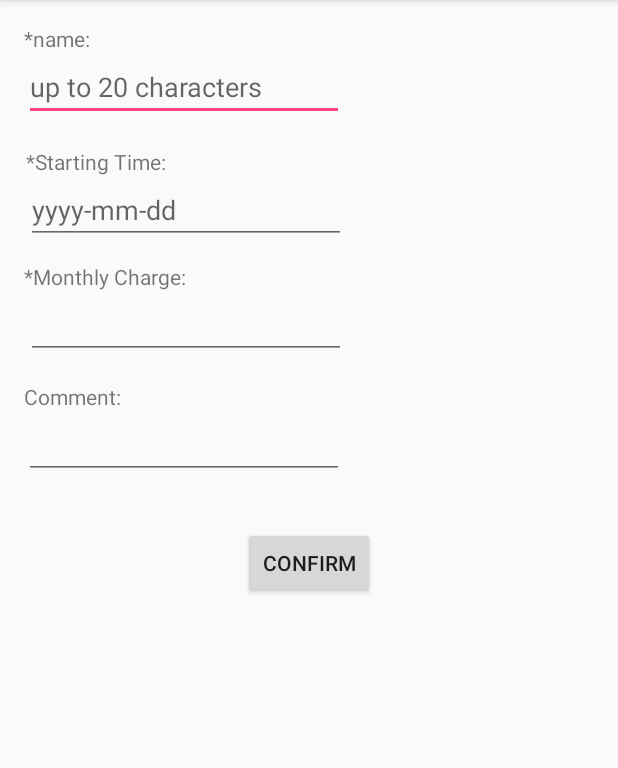
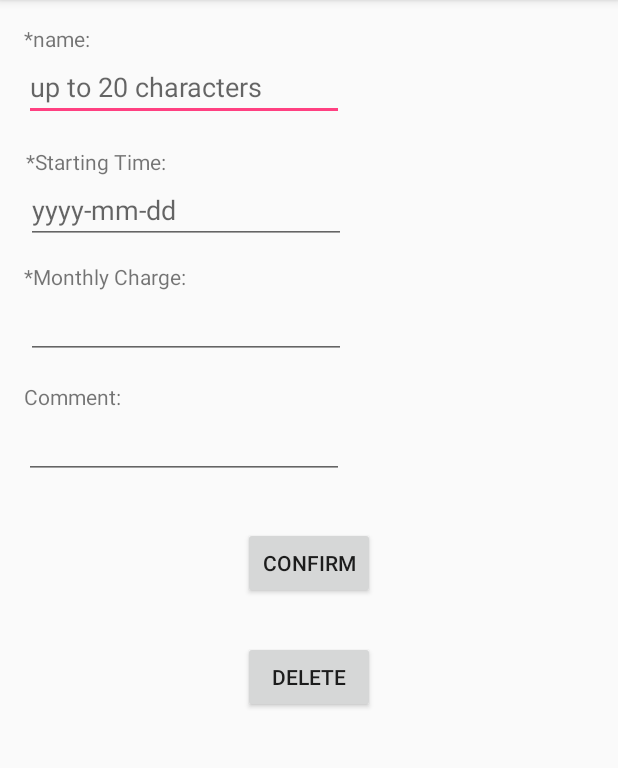
Before and after one commit to songxixuan/xixuan-SubBook, an Android app: the EditActivity screen opened directly, with no data from a screen before it, on a phone screen of 412 x 824 dp, the part 84-852 px from its top. Run offline under Robolectric (Android 15) with nearby library versions, the phone set to English and light mode, and no system bars; 6 statements that could not run were skipped.

Commit message:
third commit

```diff
--- a/app/src/main/res/layout/activity_edit.xml
+++ b/app/src/main/res/layout/activity_edit.xml
@@ -97,4 +97,14 @@
         app:layout_constraintStart_toStartOf="parent"
         app:layout_constraintTop_toBottomOf="@+id/CommentInput" />
 
+    <Button
+        android:id="@+id/delete_btn"
+        android:layout_width="wrap_content"
+        android:layout_height="wrap_content"
+        android:layout_marginTop="28dp"
+        android:text="delete"
+        app:layout_constraintStart_toStartOf="@+id/button_confirm"
+        app:layout_constraintTop_toBottomOf="@+id/button_confirm"
+        android:onClick="onDeleteClicked"/>
+
 </android.support.constraint.ConstraintLayout>
```
Also changed, not shown: app/src/main/java/com/example/songxixuan/xixuan_subbook/Data.java (+4 -8 lines), app/src/main/java/com/example/songxixuan/xixuan_subbook/EditActivity.java (+10 -2 lines).
